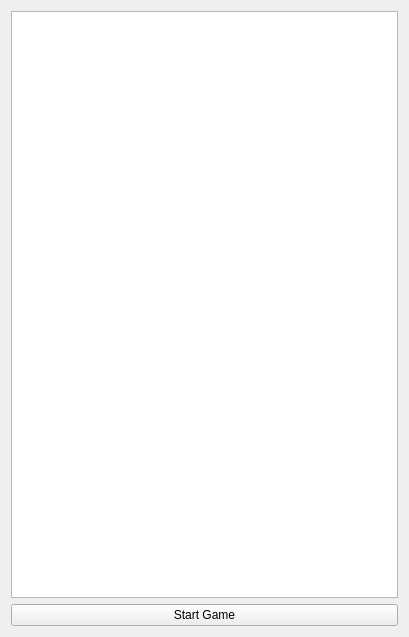
First picture: the form in widget.ui, repository AWhiteSheep/ScreamingBird, before the edit.
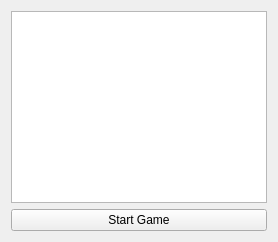
Second picture: the form after the edit.

```diff
--- a/widget.ui
+++ b/widget.ui
@@ -6,21 +6,62 @@
    <rect>
     <x>0</x>
     <y>0</y>
-    <width>409</width>
+    <width>1177</width>
     <height>637</height>
    </rect>
   </property>
+  <property name="sizePolicy">
+   <sizepolicy hsizetype="Fixed" vsizetype="Fixed">
+    <horstretch>0</horstretch>
+    <verstretch>0</verstretch>
+   </sizepolicy>
+  </property>
   <property name="windowTitle">
    <string>Widget</string>
   </property>
+  <property name="layoutDirection">
+   <enum>Qt::LeftToRight</enum>
+  </property>
   <property name="autoFillBackground">
    <bool>true</bool>
   </property>
   <layout class="QVBoxLayout" name="verticalLayout">
+   <property name="sizeConstraint">
+    <enum>QLayout::SetFixedSize</enum>
+   </property>
    <item>
     <widget class="QGraphicsView" name="graphicsView">
+     <property name="sizePolicy">
+      <sizepolicy hsizetype="Preferred" vsizetype="Preferred">
+       <horstretch>0</horstretch>
+       <verstretch>0</verstretch>
+      </sizepolicy>
+     </property>
      <property name="autoFillBackground">
-      <bool>true</bool>
+      <bool>false</bool>
+     </property>
+     <property name="verticalScrollBarPolicy">
+      <enum>Qt::ScrollBarAlwaysOff</enum>
+     </property>
+     <property name="horizontalScrollBarPolicy">
+      <enum>Qt::ScrollBarAlwaysOff</enum>
+     </property>
+     <property name="sceneRect">
+      <rectf>
+       <x>0.000000000000000</x>
+       <y>0.000000000000000</y>
+       <width>0.000000000000000</width>
+       <height>0.000000000000000</height>
+      </rectf>
+     </property>
+     <property name="transformationAnchor">
+      <enum>QGraphicsView::NoAnchor</enum>
+     </property>
+     <property name="resizeAnchor">
+      <enum>QGraphicsView::NoAnchor</enum>
+     </property>
+     <property name="viewportUpdateMode">
+      <enum>QGraphicsView::FullViewportUpdate</enum>
      </property>
     </widget>
    </item>
```
